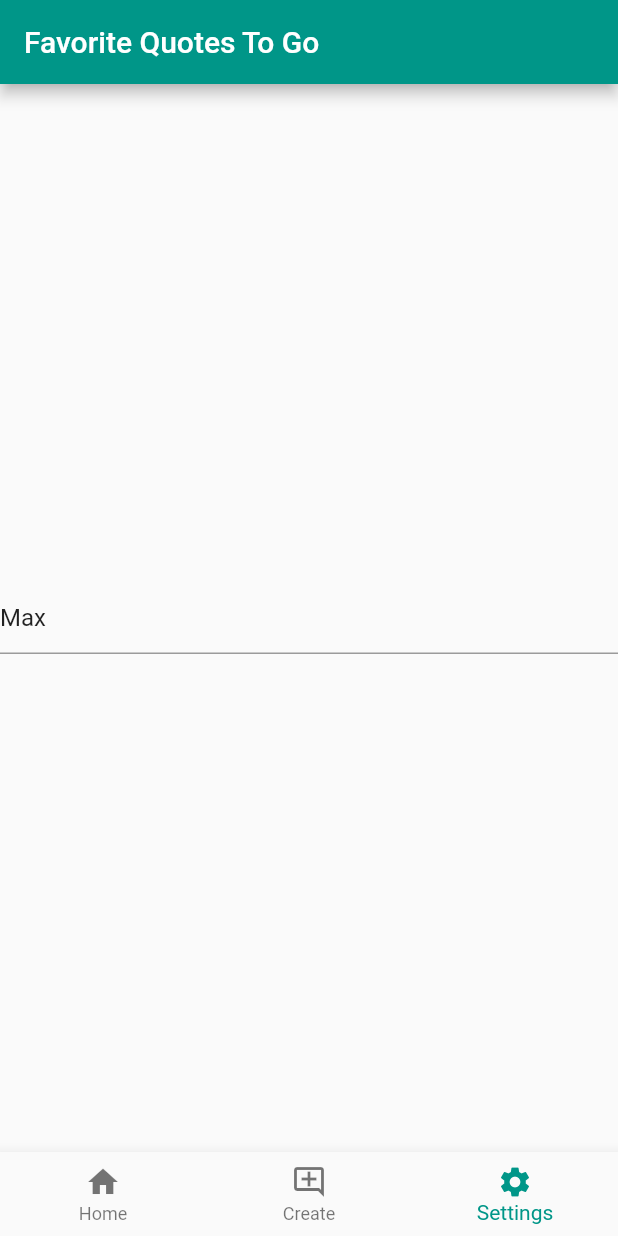
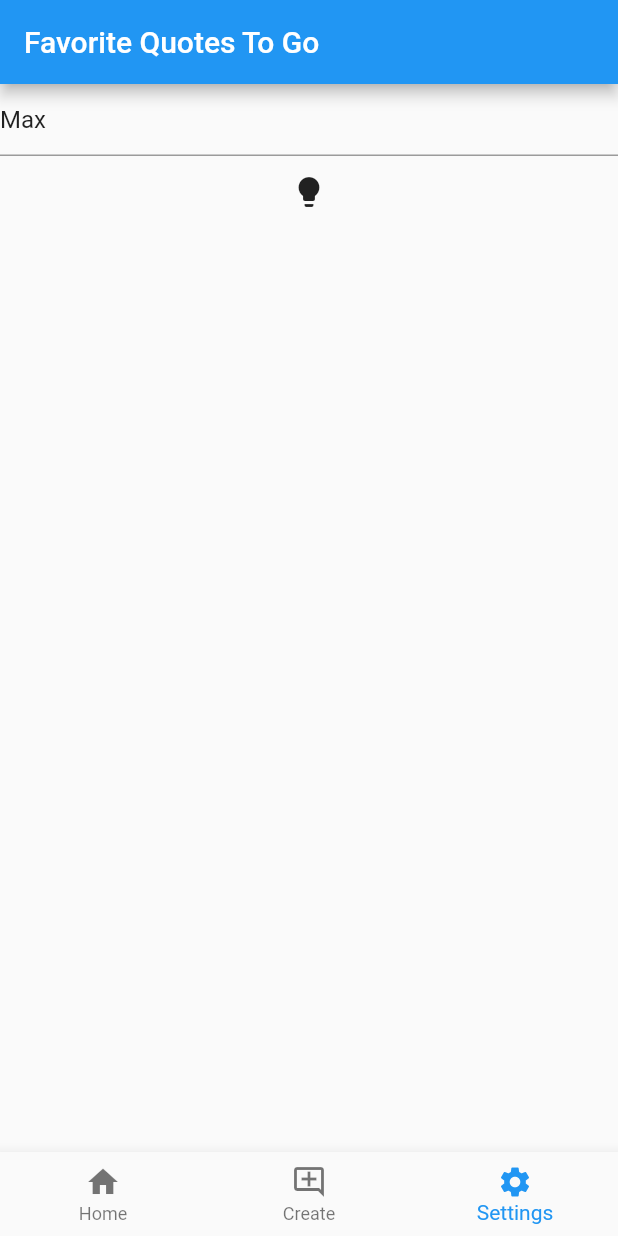
Before and after one commit to FlutterQuotes/QuotesApp, a Flutter app: the screen it shows after launch, item 3 of the bottom bar chosen, on a phone screen of 412 x 824 dp. Run offline on Flutter 3.47's test engine with Material 2 defaults, Android fonts, the phone set to English and light mode, and no system bars; our stand-ins replace equatable, flutter_bloc.

Commit message:
Added light/dark mode switch

```diff
--- a/quotes_app/lib/blocs/settings/settings_bloc.dart
+++ b/quotes_app/lib/blocs/settings/settings_bloc.dart
@@ -1,4 +1,5 @@
 import 'package:equatable/equatable.dart';
+import 'package:flutter/material.dart';
 import 'package:flutter_bloc/flutter_bloc.dart';
 
 part 'settings_event.dart';
@@ -6,7 +7,13 @@ part 'settings_state.dart';
 
 class SettingsBloc extends Bloc<SettingsEvent, SettingsState> {
   SettingsBloc() : super(const SettingsInitial()) {
-    on<DarkModeToggled>((event, emit) => emit(SettingsChanged(darkMode: !state.darkMode, authorName: state.authorName)));
-    on<AuthorNameChanged>((event, emit) => emit(SettingsChanged(darkMode: state.darkMode, authorName: event.authorName)));
+
+    on<DarkModeToggled>((event, emit) => emit(SettingsChanged(
+        theme: state.theme == ThemeMode.light ? ThemeMode.dark : ThemeMode.light,
+        authorName: state.authorName)));
+
+    on<AuthorNameChanged>((event, emit) => emit(SettingsChanged(
+        theme: state.theme,
+        authorName: event.authorName)));
   }
 }
--- a/quotes_app/lib/blocs/settings/settings_state.dart
+++ b/quotes_app/lib/blocs/settings/settings_state.dart
@@ -1,23 +1,22 @@
 part of 'settings_bloc.dart';
 
-
 class SettingsState extends Equatable {
-  final bool darkMode;
+  final ThemeMode theme;
   final String authorName;
 
   const SettingsState({
-    required this.darkMode,
+    required this.theme,
     required this.authorName,
   });
 
   @override
-  List<Object?> get props => [darkMode, authorName];
+  List<Object?> get props => [theme, authorName];
 }
 
 class SettingsInitial extends SettingsState {
-  const SettingsInitial() : super(darkMode: false, authorName: "Max");
+  const SettingsInitial() : super(theme: ThemeMode.light, authorName: "Max");
 }
 
 class SettingsChanged extends SettingsState {
-  const SettingsChanged({required super.darkMode, required super.authorName});
+  const SettingsChanged({required super.theme, required super.authorName});
 }
--- a/quotes_app/lib/main.dart
+++ b/quotes_app/lib/main.dart
@@ -14,16 +14,18 @@ class MyApp extends StatelessWidget {
 
   @override
   Widget build(BuildContext context) {
+    return BlocProvider(
+        create: (BuildContext context) => SettingsBloc(),
+        child: BlocBuilder<SettingsBloc, SettingsState>(
+          builder: (context, state) {
             return MaterialApp(
                 title: 'Quotes App',
-      theme: ThemeData(
-        primarySwatch: Colors.teal,
-      ),
-      home: BlocProvider(
-          create: (BuildContext context) => SettingsBloc(),
-          child: const MyHomePage(title: 'Favorite Quotes To Go')
-      ),
-    );
+                theme: ThemeData(),
+                darkTheme: ThemeData.dark(),
+                themeMode: state.theme,
+                home: const MyHomePage(title: 'Favorite Quotes To Go'));
+          },
+        ));
   }
 }
 
@@ -50,7 +52,6 @@ void _onItemTapped(int index) {
       _selectedIndex = index;
     });
   }
-
 
   @override
   Widget build(BuildContext context) {
--- a/quotes_app/lib/widgets/pages/settings_page.dart
+++ b/quotes_app/lib/widgets/pages/settings_page.dart
@@ -9,9 +9,15 @@ class SettingsPage extends StatelessWidget {
   Widget build(BuildContext context) {
     final settingsBloc = BlocProvider.of<SettingsBloc>(context);
 
-    return TextFormField(
-        onChanged: (String value) => settingsBloc.add(AuthorNameChanged(authorName: value)),
-        initialValue: settingsBloc.state.authorName,
+    return Column(
+      children: [
+        TextFormField(
+          onChanged: (String value) =>
+              settingsBloc.add(AuthorNameChanged(authorName: value)),
+          initialValue: settingsBloc.state.authorName,
+        ),
+        IconButton(onPressed: () => settingsBloc.add(DarkModeToggled()), icon: const Icon(Icons.lightbulb))
+      ],
     );
   }
 }
```
Lines whose indentation alone changed are shown as unchanged.
